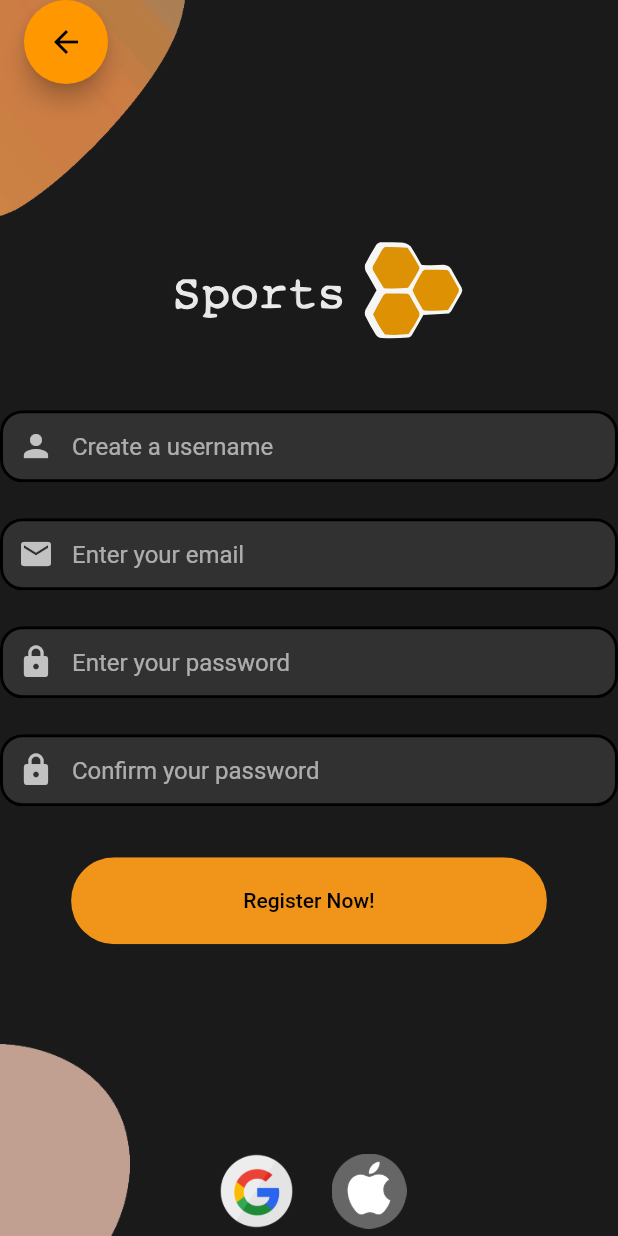
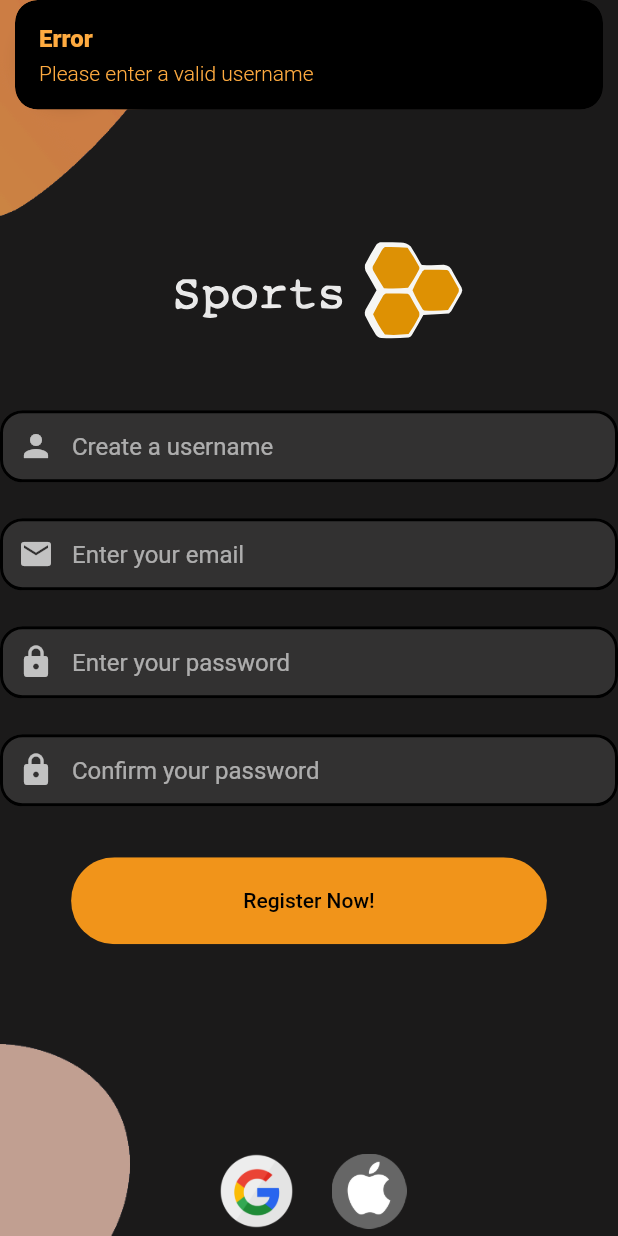
Before and after one commit to SportsHive/SportsHive-App, a Flutter app: the SignupScreen screen opened directly, after a tap on "Register Now!", on a phone screen of 412 x 824 dp. Run offline on Flutter 3.47's test engine with Material 2 defaults, Android fonts, the phone set to English and light mode, and no system bars; our stand-ins replace awesome_dialog, cloud_firestore, country_picker, firebase_auth, firebase_core, firebase_storage and 4 more; accounts and stored records are empty.

Commit message:
Added meaningful errors for authentication

```diff
--- a/lib/data/repositories/user_repo.dart
+++ b/lib/data/repositories/user_repo.dart
@@ -40,8 +40,7 @@ class UserRepository extends GetxController {
         colorText: Colors.black);
     Future.delayed(Duration(seconds: 1), () {
       SignUpController.instance.signUp(user.email, user.password);
-      Navigator.push(context,
-          MaterialPageRoute(builder: (context) => SportsPreferenceScreen()));
+      Navigator.push(context, MaterialPageRoute(builder: (context) => SportsPreferenceScreen()));
     });
   }
 
--- a/lib/screens/signup_page.dart
+++ b/lib/screens/signup_page.dart
@@ -60,15 +60,6 @@ class SignUpScreenState extends State<SignupScreen> {
   final userRepo = Get.put(UserRepository());
 
   final _formkey = GlobalKey<FormState>();
-
-//trying
-  // Future addUserDetails(String email, String password, String username) async {
-  //   await FirebaseFirestore.instance.collection('USER').add({
-  //     'email': email,
-  //     'password': password,
-  //     'username': username,
-  //   });
-  // }
 
   @override
   Widget build(BuildContext context) {
@@ -210,24 +201,51 @@ class SignUpScreenState extends State<SignupScreen> {
     );
   }
 
-//trying
-  // Future addUserDetails(String email, String password, String username) async {
-  //   await FirebaseFirestore.instance.collection('USER').add({
-  //     'email': email,
-  //     'password': password,
-  //     'username': username,
-  //   });
-  // }
 
   bool canPass() {
-    if (controller.text_pass.text.trim() != controller.text_check.text.trim()) {
+    if (controller.text_username.text.isEmpty) {
+      Get.snackbar(
+        "Error", "Please enter a valid username",
+        snackPosition: SnackPosition.TOP,
+        backgroundColor: Colors.black.withOpacity(1),
+        colorText: Colors.orangeAccent);
+      print("Please enter a valid username.");
+      return false;
+    }
+    else if (controller.text_pass.text.trim() == ""){
+      Get.snackbar(
+        "Error", "Password field is empty",
+        snackPosition: SnackPosition.TOP,
+        backgroundColor: Colors.black.withOpacity(1),
+        colorText: Colors.orange);
+      print("Password is empty!");
+      return false;
+    }
+     else if (controller.text_pass.text.trim() != controller.text_check.text.trim()) {
+      Get.snackbar(
+        "Error", "Password and Verify Password fields does not have the same value",
+        snackPosition: SnackPosition.TOP,
+        backgroundColor: Colors.black.withOpacity(1),
+        colorText: Colors.orange);
       print("Password is not verified!");
       return false;
-    } else if (controller.text_username.text.isEmpty) {
-      print("Please enter a valid username.");
+    }
+     else if (controller.text_email.text.isEmpty) {
+      Get.snackbar(
+        "Error", "Please enter a valid email",
+        snackPosition: SnackPosition.TOP,
+        backgroundColor: Colors.black.withOpacity(1),
+        colorText: Colors.orangeAccent);
+      print("Please enter a valid email.");
       return false;
-    } else if (controller.text_email.text.isEmpty) {
-      print("PLease enter a valid email.");
+    }
+    else if (controller.text_pass.text.trim().length < 8) {
+      Get.snackbar(
+        "Error", "Please enter at least 8 characters for the password",
+        snackPosition: SnackPosition.TOP,
+        backgroundColor: Colors.black.withOpacity(1),
+        colorText: Colors.orangeAccent);
+      print("short password");
       return false;
     }
     return true;
```
